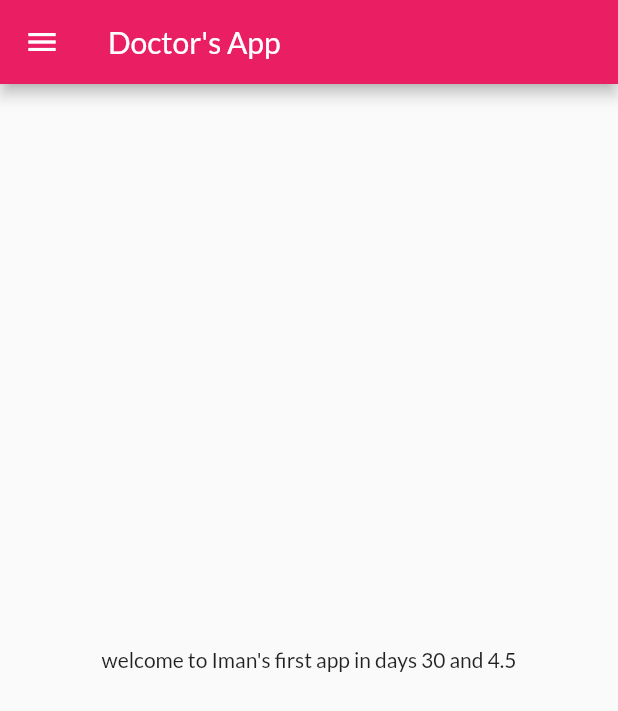
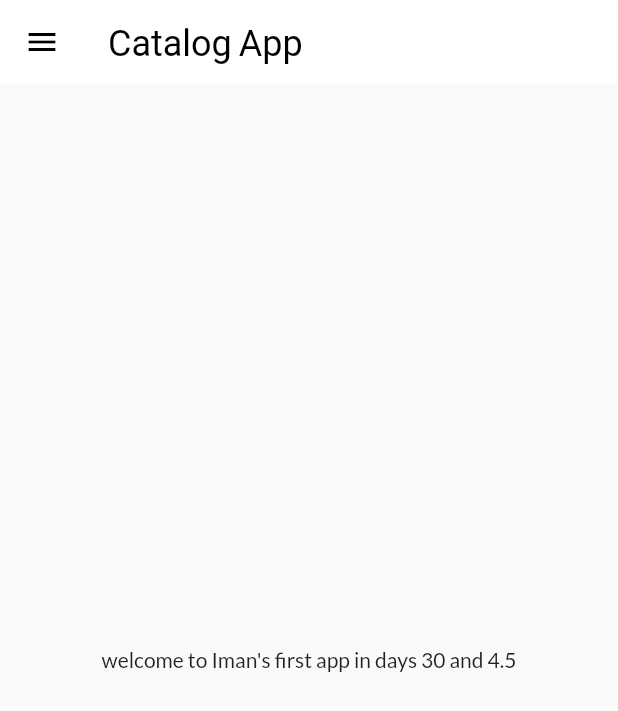
Before and after one commit to Iman129/myflutterwork, a Flutter app: the screen it shows after launch, on a phone screen of 412 x 824 dp. Shown: the top 711 px of the screen. Run offline on Flutter 3.47's test engine with Material 2 defaults, Android fonts, the phone set to English and light mode, and no system bars; our stand-ins replace google_fonts, material_color_utilities.

Commit message:
theme extracted

```diff
--- a/lib/main.dart
+++ b/lib/main.dart
@@ -3,6 +3,7 @@ import 'package:myfirst_app/pages/home_page.dart';
 import 'package:myfirst_app/pages/login_page.dart';
 import 'package:google_fonts/google_fonts.dart';
 import 'package:myfirst_app/utils/routes.dart';
+import 'package:myfirst_app/widgets/themes.dart';
 
 void main() {
   runApp(MyApp());
@@ -22,13 +23,10 @@ class MyApp extends StatelessWidget {
       //home: HomePage(), y tw"/" routes wala use kro ya phr ye
       debugShowCheckedModeBanner: false,
       themeMode: ThemeMode.light,
-      theme: ThemeData(
-        fontFamily: GoogleFonts.lato().fontFamily,
-        primarySwatch: Colors.pink,
+      theme: MyTheme.lightTheme(context),//from class of theme
         //primaryTextTheme: GoogleFonts.latoTextTheme() //only used for primary tets
-      ),
-      darkTheme: ThemeData(brightness: Brightness.dark),
-      initialRoute: MyRoutes.HomeRoute,
+      darkTheme: MyTheme.darkTheme(context), //from class of theme
+      initialRoute: MyRoutes.HomeRoute ,
       //initialRoute: "/",
       routes: {
         "/": (context) => LoginPage(), //by default this page
--- a/lib/pages/home_page.dart
+++ b/lib/pages/home_page.dart
@@ -13,7 +13,7 @@ class HomePage extends StatelessWidget {
 
      return Scaffold(
       appBar: AppBar(//backgroundColor: Colors.amber,
-      title: Text("Doctor's App"),),
+      title: Text("Catalog App"),),
       body: Center(
         child: Container(
           child: Text("welcome to $name first app in days $days and $dem"),
--- /dev/null
+++ b/lib/widgets/themes.dart
@@ -0,0 +1,26 @@
+import 'package:flutter/material.dart';
+import 'package:google_fonts/google_fonts.dart';
+
+class MyTheme {
+  //for light theme
+  static ThemeData lightTheme(BuildContext context) => ThemeData(
+        primarySwatch: Colors.pink,
+        fontFamily: GoogleFonts.lato().fontFamily,
+        appBarTheme: AppBarTheme(
+            //har jagah appbar show hogi har page pe\
+            iconTheme: IconThemeData(color: Colors.black),
+            elevation: 0.0, // sab appbars pe ye laagu hoga
+            color: Theme.of(context)
+                .colorScheme
+                .surface, //using instead o texttheme
+            titleTextStyle: TextStyle(
+                color: Colors.black, fontSize: 24) //using instead o texttheme
+            ),
+      );
+
+
+  //for dark theme
+  static ThemeData darkTheme(BuildContext context) => ThemeData(
+        brightness: Brightness.dark,
+      );
+}
```
